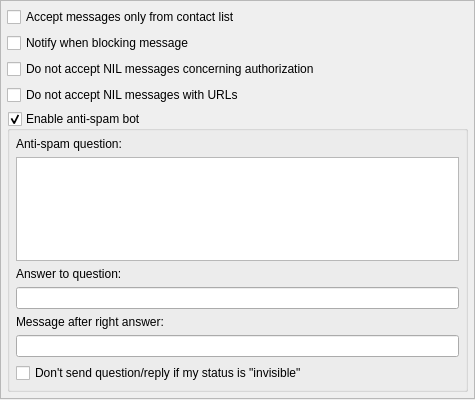
Before: the Qt Designer form src/antispam/antispamlayersettings.ui in Winand/mqutim, drawn with Qt 5.
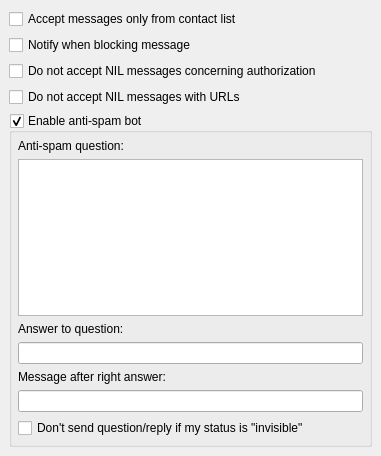
After: the same form once the commit is applied.

What changed in the file:
```diff
--- a/src/antispam/antispamlayersettings.ui
+++ b/src/antispam/antispamlayersettings.ui
@@ -1,45 +1,34 @@
 <?xml version="1.0" encoding="UTF-8"?>
 <ui version="4.0">
  <class>AntiSpamLayerSettingsClass</class>
- <widget class="QWidget" name="AntiSpamLayerSettingsClass">
-  <property name="geometry">
+ <widget class="QScrollArea" name="AntiSpamLayerSettingsClass" >
+  <property name="geometry" >
    <rect>
     <x>0</x>
     <y>0</y>
-    <width>475</width>
-    <height>400</height>
+    <width>381</width>
+    <height>456</height>
    </rect>
   </property>
   <property name="windowTitle">
    <string>AntiSpamSettings</string>
   </property>
-  <layout class="QGridLayout" name="gridLayout_3">
-   <property name="leftMargin">
-    <number>0</number>
-   </property>
-   <property name="topMargin">
-    <number>0</number>
-   </property>
-   <property name="rightMargin">
-    <number>0</number>
+  <property name="frameShape" >
+   <enum>QFrame::NoFrame</enum>
+  </property>
+  <property name="widgetResizable" >
+   <bool>true</bool>
+  </property>
+  <widget class="QWidget" name="scrollAreaWidgetContents" >
+   <property name="geometry" >
+    <rect>
+     <x>0</x>
+     <y>0</y>
+     <width>381</width>
+     <height>456</height>
+    </rect>
    </property>
-   <property name="bottomMargin">
-    <number>1</number>
-   </property>
-   <item row="0" column="0">
-    <widget class="QFrame" name="frame">
-     <property name="frameShape">
-      <enum>QFrame::StyledPanel</enum>
-     </property>
-     <property name="frameShadow">
-      <enum>QFrame::Raised</enum>
-     </property>
-     <layout class="QGridLayout" name="gridLayout_2">
-      <property name="margin">
-       <number>6</number>
-      </property>
-      <item row="0" column="0">
-       <layout class="QVBoxLayout" name="verticalLayout_2">
+   <layout class="QVBoxLayout" name="verticalLayout_2" >
         <item>
          <widget class="QCheckBox" name="fromClBox">
           <property name="text">
@@ -144,13 +133,8 @@
          </widget>
         </item>
        </layout>
-      </item>
-     </layout>
-    </widget>
-   </item>
-  </layout>
+  </widget>
  </widget>
- <layoutdefault spacing="6" margin="11"/>
  <resources/>
  <connections/>
 </ui>
```
Left out of the diff: 69 changed lines with no effect on the pictures. Lines whose indentation alone changed are shown as unchanged.
